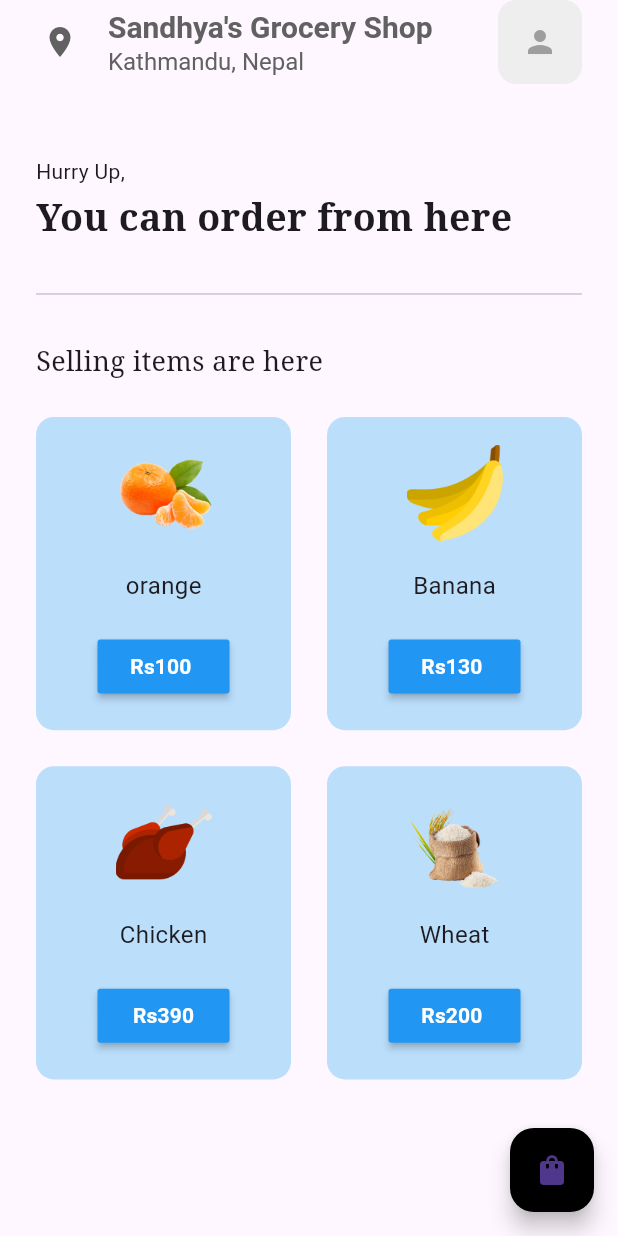
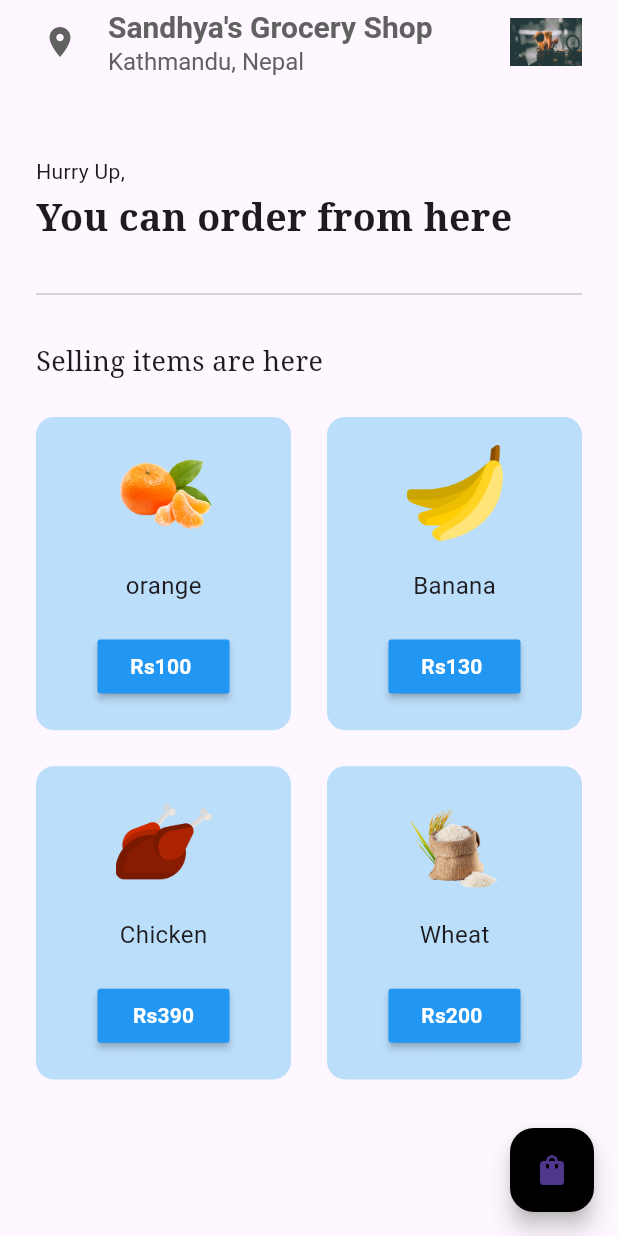
Before and after one commit to sandhyaNepal20/My_mob_app, a Flutter app: the HomePage screen opened directly, on a phone screen of 412 x 824 dp. Run offline on Flutter 3.47's test engine with Material 3 defaults, Android fonts, the light colour scheme and no system bars; our stand-ins replace google_fonts.

Commit message:
second commit

```diff
--- a/lib/pages/home_page.dart
+++ b/lib/pages/home_page.dart
@@ -32,7 +32,7 @@ class _HomePageState extends State<HomePage> {
             Text(
               "Sandhya's Grocery Shop", // Updated title here
               style: TextStyle(
-                fontSize: 20, // Adjust the font size as needed
+                fontSize: 20,
                 fontWeight: FontWeight.bold,
                 color: Colors.grey[700],
               ),
@@ -50,16 +50,10 @@ class _HomePageState extends State<HomePage> {
         actions: [
           Padding(
             padding: const EdgeInsets.only(right: 24.0),
-            child: Container(
-              padding: EdgeInsets.all(16),
-              decoration: BoxDecoration(
-                color: Colors.grey[200],
-                borderRadius: BorderRadius.circular(12),
-              ),
-              child: Icon(
-                Icons.person,
-                color: Colors.grey,
-              ),
+            child: Image.asset(
+              'lib/images/sandhya.jpg',
+              height: 48, // Adjust the height as needed
+              width: 48,  // Adjust the width as needed
             ),
           ),
         ],
@@ -116,7 +110,6 @@ class _HomePageState extends State<HomePage> {
             child: Text(
               "Selling items are here",
               style: GoogleFonts.notoSerif(
-                //fontWeight: FontWeight.bold,
                 fontSize: 18,
               ),
             ),
```
Also changed, not shown: lib/images/sandhya.jpg (added).
